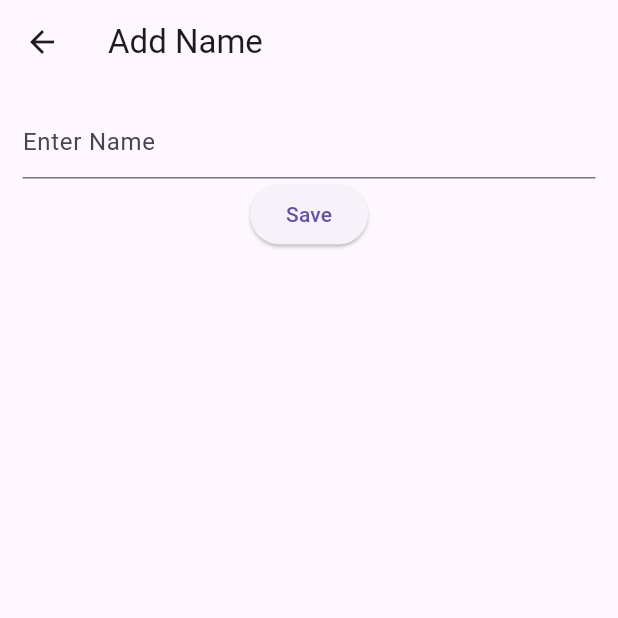
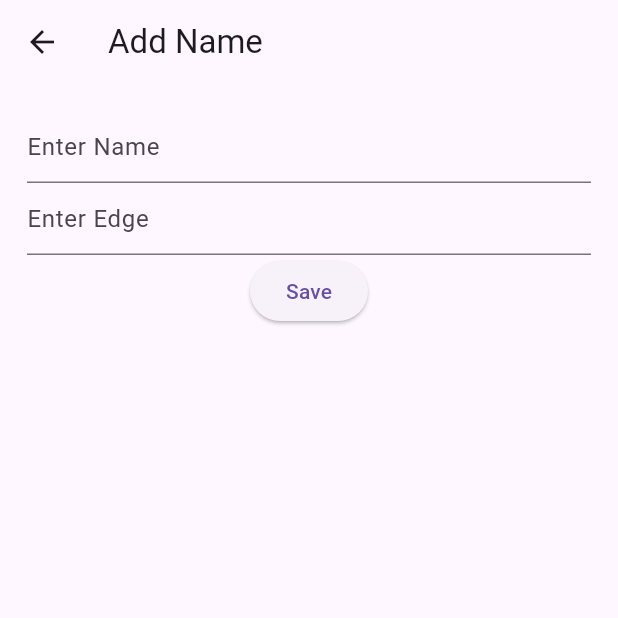
Before and after one commit to Luchks/yapecausa, a Flutter app: the AddNamePage screen opened by its route, on a phone screen of 412 x 824 dp, the top half of it. Run offline on Flutter 3.47's test engine with Material 3 defaults, Android fonts, the phone set to English and light mode, and no system bars; our stand-ins replace cloud_firestore, firebase_core; accounts and stored records are empty.

Commit message:
commite number automathic

```diff
--- a/lib/pages/add_name_page.dart
+++ b/lib/pages/add_name_page.dart
@@ -11,6 +11,7 @@ class AddNamePage extends StatefulWidget {
 
 class _AddNamePageState extends State<AddNamePage> {
 	TextEditingController nameController = TextEditingController(text:'');
+	TextEditingController edgeController = TextEditingController(text:'');
 
   @override
   Widget build(BuildContext context) {
@@ -19,7 +20,7 @@ class _AddNamePageState extends State<AddNamePage> {
         title: const Text('Add Name'),
       ),
       body: Padding(
-        padding: const EdgeInsets.all(15.0),
+        padding: const EdgeInsets.all(18.0),
         child: Column(
           children: [
             TextField(
@@ -28,8 +29,14 @@ class _AddNamePageState extends State<AddNamePage> {
                 hintText: 'Enter Name',
               ),
             ),
+            TextField(
+		controller: edgeController,
+		decoration: const InputDecoration(
+                hintText: 'Enter Edge',
+              ),
+            ),
             ElevatedButton( onPressed: () async{
-		    await addPeople(nameController.text).then((_){
+		    await addPeople(nameController.text,edgeController.text).then((_){
 			Navigator.pop(context);
 		    });
 	    },
--- a/lib/pages/edit_name_page.dart
+++ b/lib/pages/edit_name_page.dart
@@ -11,11 +11,13 @@ class EditNamePage extends StatefulWidget {
 
 class _EditNamePageState extends State<EditNamePage> {
 	TextEditingController nameController = TextEditingController(text:'');
+	TextEditingController edgeController = TextEditingController(text:'');
 //edition of name by id
   @override
   Widget build(BuildContext context) {
 	  final Map arguments = ModalRoute.of(context)!.settings.arguments as Map;
 	  nameController.text = arguments['name'];
+	  edgeController.text = arguments['edge'];
     return Scaffold(
       appBar: AppBar(
         title: const Text('Edit Name'),
@@ -30,14 +32,21 @@ class _EditNamePageState extends State<EditNamePage> {
                 hintText: 'Edit name please',
               ),
             ),
+            TextField(
+		controller: edgeController,
+              decoration: const InputDecoration(
+                hintText: 'Edit edge please',
+              ),
+            ),
             ElevatedButton(
 		    onPressed: () async{
-		    await updatePeople(arguments['uid'],nameController.text)
+		    await updatePeople(arguments['uid'],nameController.text,edgeController.text)
 			.then((_){
 				Navigator.pop(context);
 			    });
 	    },
-		    child: const Text('Update'))
+		    child: const Text('Update')
+		)
           ],
         ),
       ),
--- a/lib/services/firebase_service.dart
+++ b/lib/services/firebase_service.dart
@@ -11,6 +11,7 @@ Future<List> getPeople() async{
 		final Map<String, dynamic> data = doc.data() as Map<String, dynamic>;
 		final person = {
 			'name': data['name'],
+			'edge': data['edge'],
 			'uid': doc.id
 		};
 		people.add(person);
@@ -18,12 +19,12 @@ Future<List> getPeople() async{
 	return people;
 }
 
-Future<void> addPeople(String name) async{
-	await db.collection('people').add({'name':name});
+Future<void> addPeople(String name,String edge) async{
+	await db.collection('people').add({'name':name,'edge':edge});
 }
 
-Future<void> updatePeople(String uid, String name) async{
-	await db.collection('people').doc(uid).update({'name':name});
+Future<void> updatePeople(String uid, String name,String edge) async{
+	await db.collection('people').doc(uid).update({'name':name,'edge':edge});
 }
 
 Future<void> deletePeople(String uid) async{
```
Also changed, not shown: lib/pages/home_page.dart (+30 -26 lines).
